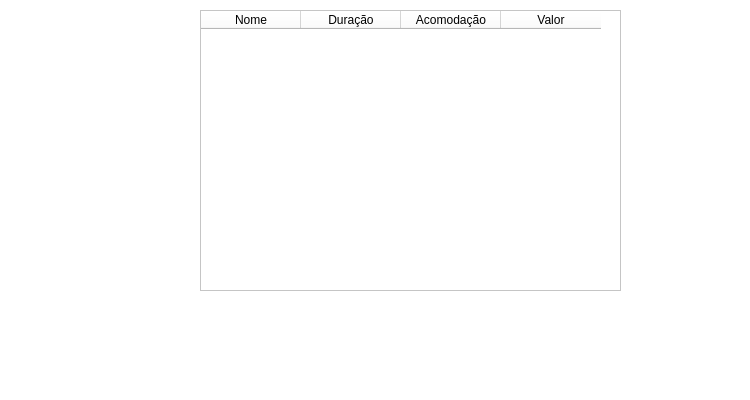
Before: the Qt Designer form mainwindow.ui in CC4652/hotelProject, drawn with Qt 5.
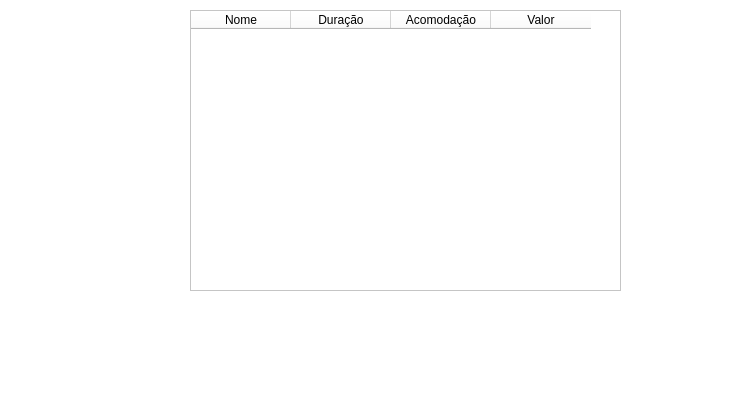
After: the same form once the commit is applied. The open tabs and pages were chosen to show the change. Icons and pictures are not drawn.

What changed in the file:
```diff
--- a/mainwindow.ui
+++ b/mainwindow.ui
@@ -999,9 +999,9 @@
      <widget class="QTableWidget" name="tableWidgetFinancas">
       <property name="geometry">
        <rect>
-        <x>110</x>
+        <x>100</x>
         <y>20</y>
-        <width>421</width>
+        <width>431</width>
         <height>281</height>
        </rect>
       </property>
```
Left out of the diff: 2 changed lines with no effect on the pictures.
